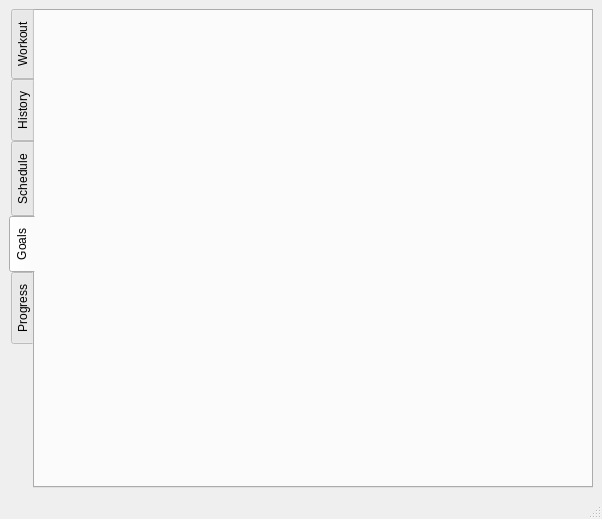
First picture: the form in training-diary/mainwindow.ui, repository userDymon/training-diary, before the edit.
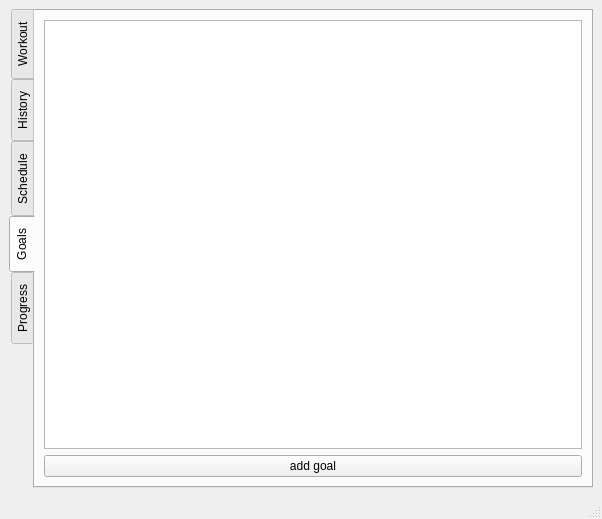
Second picture: the form after the edit. The open tabs and pages were chosen to show the change.

The edit to the form file:
```diff
--- a/training-diary/mainwindow.ui
+++ b/training-diary/mainwindow.ui
@@ -121,6 +121,18 @@
        <attribute name="title">
         <string>Goals</string>
        </attribute>
+       <layout class="QVBoxLayout" name="verticalLayout_5">
+        <item>
+         <widget class="QTableView" name="goalsTableView"/>
+        </item>
+        <item>
+         <widget class="QPushButton" name="pushButton_2">
+          <property name="text">
+           <string>add goal</string>
+          </property>
+         </widget>
+        </item>
+       </layout>
       </widget>
       <widget class="QWidget" name="progressTab">
        <attribute name="title">
```
Left out of the diff: 2 changed lines with no effect on the pictures.
